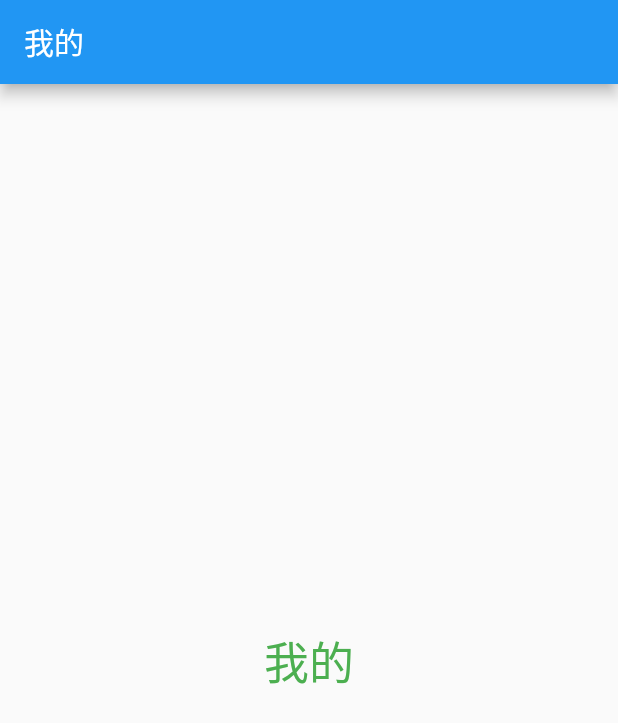
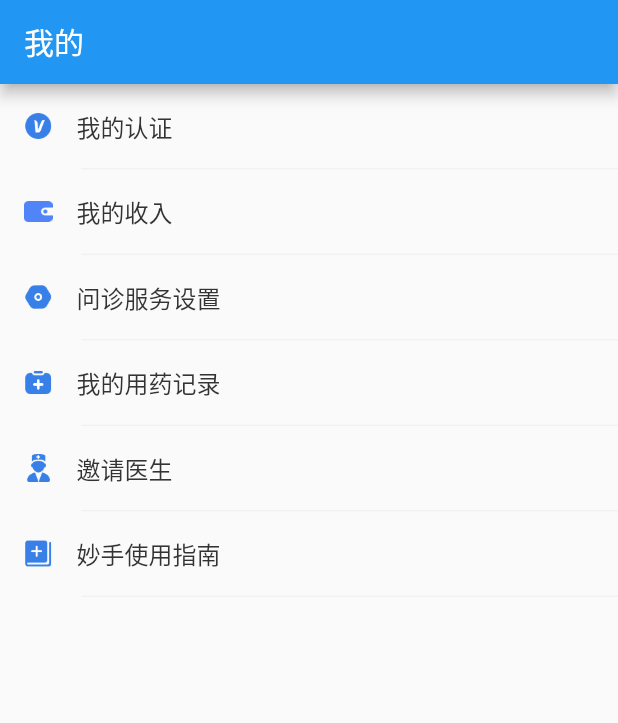
Before and after one commit to TangYunc/-FlutterMiaoShouDemo, a Flutter app: the Mine screen opened directly, on a phone screen of 412 x 824 dp. Shown: the top 723 px of the screen. Run offline on Flutter 3.47's test engine with Material 2 defaults, Android fonts, the phone set to English and light mode, and no system bars.

Commit message:
完成我的UI布局

```diff
--- /dev/null
+++ b/lib/models/mine_model.dart
@@ -0,0 +1,36 @@
+class SingleItem {
+  final String title;
+  final String image;
+
+  SingleItem({this.title, this.image});
+
+  factory SingleItem.fromJson(Map<String, dynamic> json) {
+    return SingleItem(
+        title: json["title"],
+        image: json["image"]
+    );
+  }
+}
+
+class MineItem {
+  final String avartImgUrl;
+  final String doctorName;
+  final String cellPhone;
+  final List<SingleItem> replay;
+
+  MineItem({
+    this.avartImgUrl,
+    this.doctorName,
+    this.cellPhone,
+    this.replay
+  });
+
+  factory MineItem.fromJson(Map<String, dynamic> json) {
+   return MineItem(
+     avartImgUrl: json["avartImgUrl"],
+     doctorName: json["doctorName"],
+     cellPhone: json["cellPhone"],
+     replay: (json["replay"] as List).map((item) => SingleItem.fromJson(item)).toList(),
+   );
+  }
+}
--- /dev/null
+++ b/lib/views/Mine/childCpns/mine_list_item.dart
@@ -0,0 +1,57 @@
+import 'package:flutter/material.dart';
+import 'package:miaoshou_app/models/mine_model.dart';
+
+class MineListItem extends StatelessWidget {
+
+  final SingleItem item;
+  MineListItem(this.item);
+
+  @override
+  Widget build(BuildContext context) {
+    return Container(
+      child: Column(
+        children: <Widget>[
+          Row(
+            children: <Widget>[
+              getIconWidget(),
+              getTitleWidget()
+            ],
+          ),
+          getGapLineWidget()
+        ],
+      ),
+    );
+  }
+
+  Widget getIconWidget() {
+    return Container(
+      padding: EdgeInsets.only(left: 16),
+      child: Image.asset(item.image, width: 19, height: 19),
+    );
+  }
+
+  Widget getTitleWidget() {
+    return Container(
+      padding: EdgeInsets.all(16),
+      child: Text(item.title, style: TextStyle(fontSize: 16, fontWeight: FontWeight.normal, color: Color(0Xff333333)))
+    );
+  }
+
+  Widget getGapLineWidget() {
+    return Divider(height: 1.0, indent: 54.0, color: Color(0xffeeeeee));
+  }
+
+
+  Widget getGapSpaceWidget() {
+    return Container(
+      height: 10,
+      padding: EdgeInsets.only(left: 54),
+      decoration: BoxDecoration(
+//        color: Color(0xffeeeeee),
+        boxShadow: <BoxShadow>[BoxShadow(
+          color: Color(0xffeeeeee)
+        )]
+      ),
+    );
+  }
+}
--- a/lib/views/Mine/mine.dart
+++ b/lib/views/Mine/mine.dart
@@ -1,4 +1,6 @@
 import 'package:flutter/material.dart';
+import 'package:miaoshou_app/models/mine_model.dart';
+import 'package:miaoshou_app/views/Mine/childCpns/mine_list_item.dart';
 
 class Mine extends StatelessWidget {
   @override
@@ -7,9 +9,52 @@ class Mine extends StatelessWidget {
       appBar: AppBar(
         title: Text("我的"),
       ),
-      body: Center(
-        child: Text("我的", style: TextStyle(fontSize: 30, color: Colors.green)),
-      ),
+      body: MineBody()
     );
   }
 }
+
+class MineBody extends StatefulWidget {
+  @override
+  _MineBodyState createState() => _MineBodyState();
+}
+
+class _MineBodyState extends State<MineBody> {
+
+  MineItem mineItem;
+
+  @override
+  void initState() {
+    // TODO: implement initState
+    super.initState();
+    Map<String, dynamic> commentData =
+      {
+        'avartImgUrl':'assets/images/square_1.png',
+        'doctorName':'鸿运当头',
+        'cellPhone':'18210038888',
+        'replay':[
+          {'title':'我的认证', 'image':'assets/images/mine/icon_wdrz.png'},
+          {'title':'我的收入', 'image':'assets/images/mine/icon_wdsr.png'},
+          {'title':'问诊服务设置', 'image':'assets/images/mine/icon_wzfwsz.png'},
+          {'title':'我的用药记录', 'image':'assets/images/mine/icon_wdwzjl.png'},
+          {'title':'邀请医生', 'image':'assets/images/mine/icon_yqysx.png'},
+          {'title':'妙手使用指南', 'image':'assets/images/mine/icon_msyszn.png'}
+        ]
+      };
+
+    mineItem = MineItem.fromJson(commentData);
+//    setState(() {
+//      this.mineItems = mines;
+//    });
+  }
+
+  @override
+  Widget build(BuildContext context) {
+    return ListView.builder(
+        itemCount: mineItem.replay.length,
+        itemBuilder: (BuildContext context, int index) {
+          return MineListItem(mineItem.replay[index]);
+    }
+    );
+  }
+}
--- a/pubspec.yaml
+++ b/pubspec.yaml
@@ -47,6 +47,7 @@ flutter:
   # To add assets to your application, add an assets section, like this:
   assets:
      - assets/images/tabbarIcon/
+     - assets/images/mine/
 #     - assets/images/home/
   #   - images/a_dot_ham.jpeg
 
```
Also changed, not shown: assets/images/mine/icon_msyszn.png (added), assets/images/mine/icon_sphz.png (added), assets/images/mine/icon_syzn.png (added), assets/images/mine/icon_sz.png (added), assets/images/mine/icon_wdrz.png (added), assets/images/mine/icon_wdsr.png (added), assets/images/mine/icon_wdwzjl.png (added), assets/images/mine/icon_wzfwsz.png (added), assets/images/mine/icon_yqysx.png (added).
